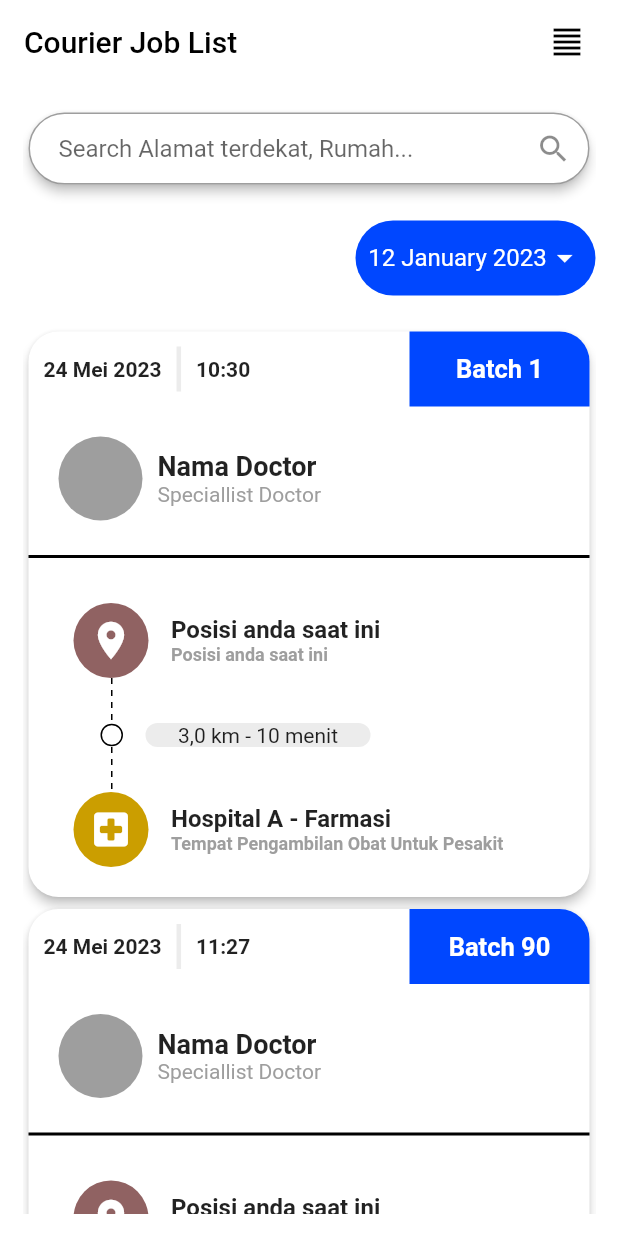
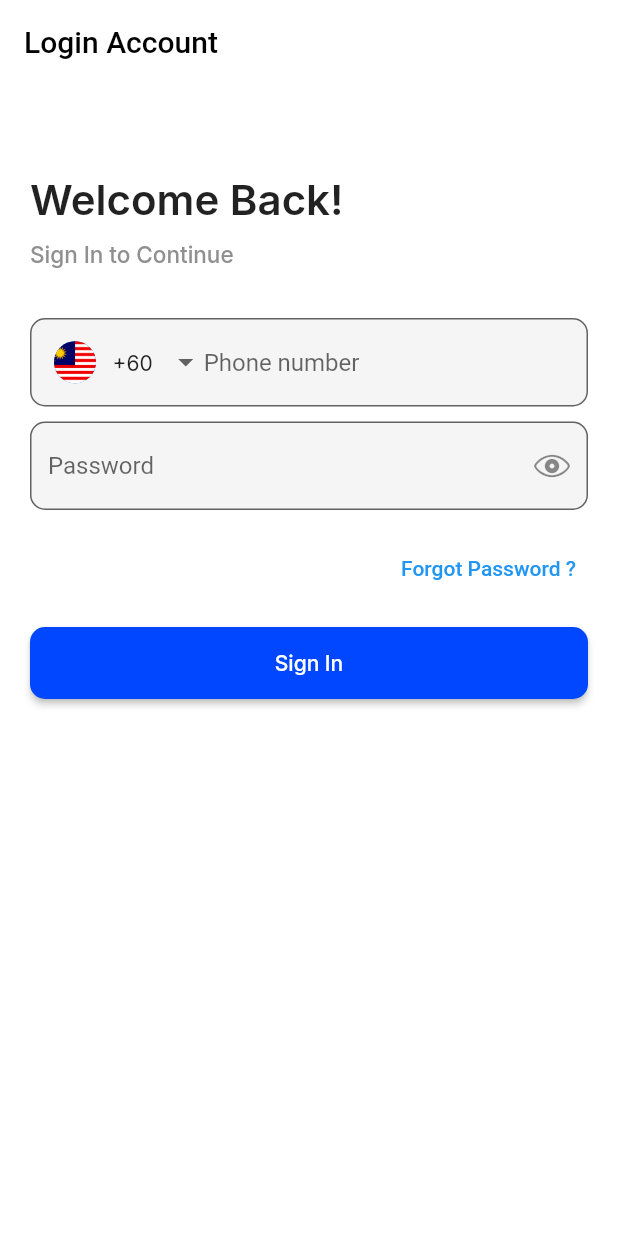
Before and after one commit to arsyadhamidi/riderunner_hospital_courier, a Flutter app: the screen it shows after launch, on a phone screen of 412 x 824 dp. Run offline on Flutter 3.47's test engine with Material 2 defaults, Android fonts, the phone set to English and light mode, and no system bars; drawn by our look-alikes of dotted_line; our stand-ins replace google_fonts; missing offline and left inert: side_sheet.

Commit message:
slicing riderunner hospital courier

```diff
--- a/lib/main.dart
+++ b/lib/main.dart
@@ -1,5 +1,5 @@
 import 'package:flutter/material.dart';
-import 'package:riderunner_hospital_courier/ui/modules/home_page/home_page_view.dart';
+import 'package:riderunner_hospital_courier/ui/modules/login_page/login_page_view.dart';
 
 void main() {
   runApp(const MyApp());
@@ -11,7 +11,7 @@ class MyApp extends StatelessWidget {
   @override
   Widget build(BuildContext context) {
     return MaterialApp(
-      home: HomePageView(),
+      home: LoginPageView(),
       debugShowCheckedModeBanner: false,
     );
   }
--- a/lib/ui/modules/detail_courier/detail_courier_page.dart
+++ b/lib/ui/modules/detail_courier/detail_courier_page.dart
@@ -451,7 +451,7 @@ class _DetailCourierPageState extends State<DetailCourierPage> {
                           listObat?[index].namaObat ?? '',
                           style: TextStyle(fontWeight: FontWeight.bold),
                         ),
-                        trailing: Icon(Icons.arrow_forward_ios),
+                        trailing: isApply == true ? Icon(Icons.arrow_forward_ios) : Icon(CupertinoIcons.checkmark_seal_fill, color: Colors.green,),
                       ),
                     );
                   },
--- /dev/null
+++ b/lib/ui/modules/login_page/login_page_provider.dart
@@ -0,0 +1,23 @@
+import 'package:flutter/material.dart';
+
+class LoginPageProvider extends ChangeNotifier{
+
+  String countryCode = '+60';
+  bool isObsurce = true;
+
+  void selectCountry(value){
+    countryCode = value;
+    notifyListeners();
+  }
+
+  void inHidePassword(){
+    if(isObsurce == true){
+      isObsurce = false;
+      notifyListeners();
+    }else{
+      isObsurce = true;
+      notifyListeners();
+    }
+  }
+
+}
--- /dev/null
+++ b/lib/ui/modules/login_page/login_page_view.dart
@@ -0,0 +1,156 @@
+import 'package:flutter/cupertino.dart';
+import 'package:flutter/material.dart';
+import 'package:google_fonts/google_fonts.dart';
+import 'package:provider/provider.dart';
+import 'package:riderunner_hospital_courier/ui/modules/login_page/login_page_provider.dart';
+
+class LoginPageView extends StatefulWidget {
+  const LoginPageView({Key? key}) : super(key: key);
+
+  @override
+  State<LoginPageView> createState() => _LoginPageViewState();
+}
+
+class _LoginPageViewState extends State<LoginPageView> {
+
+  @override
+  Widget build(BuildContext context) {
+    return ChangeNotifierProvider(
+        create: (context) => LoginPageProvider(),
+      child: Consumer<LoginPageProvider>(
+        builder: (context, loginProvider, child) {
+          return Scaffold(
+            backgroundColor: Colors.white,
+            appBar: AppBar(
+              elevation: 0,
+              backgroundColor: Colors.white,
+              title: Text("Login Account", style: TextStyle(color: Colors.black)),
+            ),
+            body: Container(
+              width: MediaQuery.of(context).size.width,
+              height: MediaQuery.of(context).size.height,
+              child: SingleChildScrollView(
+                child: Padding(
+                  padding: EdgeInsets.all(20),
+                  child: Column(
+                    crossAxisAlignment: CrossAxisAlignment.start,
+                    children: [
+                      SizedBox(
+                        height: 40,
+                      ),
+                      Padding(
+                        padding: const EdgeInsets.only(bottom: 10),
+                        child: Text(
+                          "Welcome Back!",
+                          style: GoogleFonts.inter(
+                              fontWeight: FontWeight.w600, fontSize: 28),
+                        ),
+                      ),
+                      Padding(
+                        padding: const EdgeInsets.only(bottom: 34),
+                        child: Text(
+                          "Sign In to Continue",
+                          style: GoogleFonts.inter(
+                              fontWeight: FontWeight.w500,
+                              fontSize: 15,
+                              color: Color.fromRGBO(144, 144, 144, 1)),
+                        ),
+                      ),
+                      TextFormField(
+                        keyboardType: TextInputType.phone,
+                        decoration: InputDecoration(
+                            prefixIcon: DropdownButton<String>(
+                              value: loginProvider.countryCode,
+                              onChanged: loginProvider.selectCountry,
+                              underline: Container(),
+                              items: [
+                                DropdownMenuItem(
+                                    child: Padding(
+                                      padding: const EdgeInsets.all(10),
+                                      child: Row(
+                                        children: [
+                                          CircleAvatar(
+                                            backgroundImage: AssetImage('assets/images/indonesia.jpg'),
+                                          ),
+                                          SizedBox(width: 5),
+                                          Text("+62", style: GoogleFonts.inter(fontSize: 14, fontWeight: FontWeight.w400),),
+                                        ],
+                                      ),
+                                    ),
+                                  value: '+62'
+                                ),
+                                DropdownMenuItem (
+                                  child: Padding(
+                                    padding: const EdgeInsets.all(10),
+                                    child: Row(
+                                      children: [
+                                        CircleAvatar(
+                                          backgroundImage: AssetImage('assets/images/malaysia.jpg'),
+                                        ),
+                                        SizedBox(width: 5),
+                                        Text("+60", style: GoogleFonts.inter(fontSize: 14, fontWeight: FontWeight.w400),),
+                                      ],
+                                    ),
+                                  ),
+                                  value: '+60',
+                                ),
+                              ],
+                            ),
+                            border: OutlineInputBorder(
+                              borderRadius: BorderRadius.circular(10),
+                            ),
+                          hintText: "Phone number",
+                          filled: true,
+                          fillColor: Colors.grey.withOpacity(0.1),
+                        ),
+                      ),
+                      SizedBox(height: 10),
+                      TextFormField(
+                        obscureText: loginProvider.isObsurce,
+                        decoration: InputDecoration(
+                          hintText: "Password",
+                          border: OutlineInputBorder(
+                            borderSide: BorderSide(color: Color.fromRGBO(144, 144, 144, 1)),
+                            borderRadius: BorderRadius.circular(10),
+                          ),
+                          filled: true,
+                          fillColor: Colors.grey.withOpacity(0.1),
+                          suffixIcon: IconButton(
+                              onPressed: (){
+                                loginProvider.inHidePassword();
+                              },
+                              icon: loginProvider.isObsurce ? Icon(CupertinoIcons.eye) : Icon(CupertinoIcons.eye_slash),
+                          )
+                        ),
+                      ),
+                      SizedBox(height: 15),
+                      Row(
+                        mainAxisAlignment: MainAxisAlignment.end,
+                        children: [
+                          TextButton(
+                              onPressed: (){},
+                              child: Text("Forgot Password ?"))
+                        ],
+                      ),
+                      SizedBox(height: 15),
+                      MaterialButton(
+                        onPressed: (){},
+                        minWidth: double.infinity,
+                        height: 48,
+                        color: Color.fromRGBO(0, 71, 255, 1),
+                        shape: RoundedRectangleBorder(
+                          borderRadius: BorderRadius.circular(10),
+                        ),
+                        child: Text("Sign In", style: GoogleFonts.inter(color: Colors.white)),
+                      )
+                    ],
+                  ),
+                ),
+              ),
+            ),
+          );
+        },
+      ),
+    );
+  }
+}
--- a/pubspec.yaml
+++ b/pubspec.yaml
@@ -38,6 +38,8 @@ dependencies:
   side_sheet: ^1.0.4
   intl: ^0.18.1
   dotted_line: ^3.1.0
+  google_fonts: ^5.0.0
+  provider: ^6.0.5
 
 dev_dependencies:
   flutter_test:
```
Also changed, not shown: assets/images/indonesia.jpg (added), assets/images/malaysia.jpg (added), pubspec.lock.
